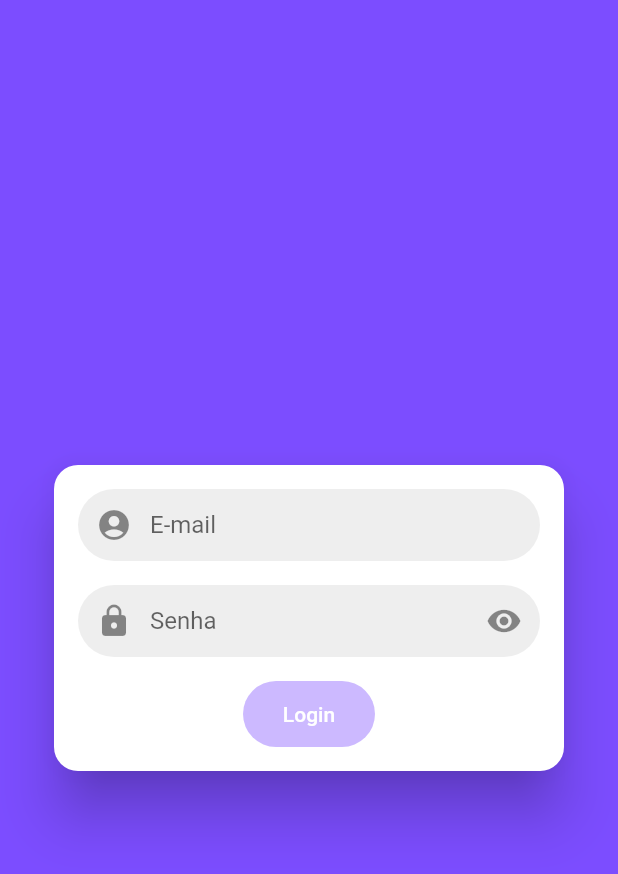
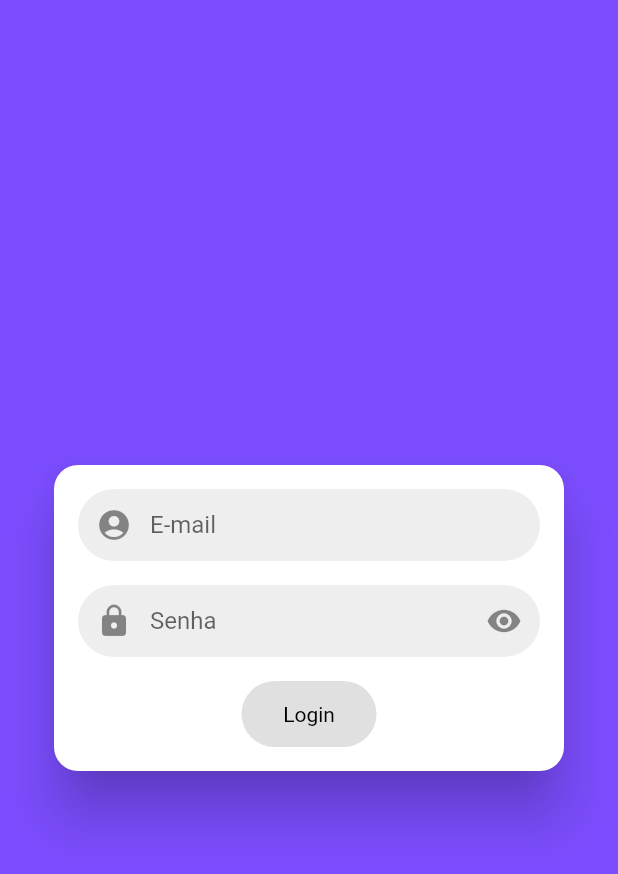
Before and after one commit to RenanBGentil/Todo_MobX, a Flutter app: the screen it shows after launch, on a phone screen of 412 x 824 dp. Shown: the top 874 px of the screen. Run offline on Flutter 3.47's test engine with Material 2 defaults, Android fonts, the phone set to English and light mode, and no system bars; our stand-ins replace flutter_mobx, mobx; generated files the repository leaves out were written again.

Commit message:
Atualizacao 2.0, RaisedButton -> ElevatedButton

```diff
--- a/lib/screens/login_screen.dart
+++ b/lib/screens/login_screen.dart
@@ -80,26 +80,39 @@ class _LoginScreenState extends State<LoginScreen> {
                       builder: (_) {
                         return SizedBox(
                           height: 44,
-                          child: RaisedButton(
-                            hoverColor: Colors.black,
-                            shape: RoundedRectangleBorder(
-                              borderRadius: BorderRadius.circular(32),
+                          width: 90,
+                          child: ElevatedButton(
+
+                            style: ElevatedButton.styleFrom(
+                           textStyle:  TextStyle(
+                                  color: Colors.white,
+
+                              ),
+                              elevation: 100,
+                              onSurface: Colors.black,
+                              primary: Theme.of(context).primaryColor,
+                              shadowColor:
+                                  Theme.of(context).primaryColor.withAlpha(100),
+                              shape: RoundedRectangleBorder(
+                                borderRadius: BorderRadius.circular(32),
+                              ),
                             ),
                             child: loginStore.loading
                                 ? CircularProgressIndicator(
                                     valueColor:
                                         AlwaysStoppedAnimation(Colors.white),
                                   )
-                                : Text('Login'),
-                            color: Theme.of(context).primaryColor,
-                            disabledColor:
-                                Theme.of(context).primaryColor.withAlpha(100),
-                            textColor: Colors.white,
+                                : Text(
+                                    'Login',
+
+                                  ),
                             onPressed: loginStore.loginPressed,
                           ),
+
                         );
                       },
-                    )
+                    ),
+
                   ],
                 ),
               )),
```
